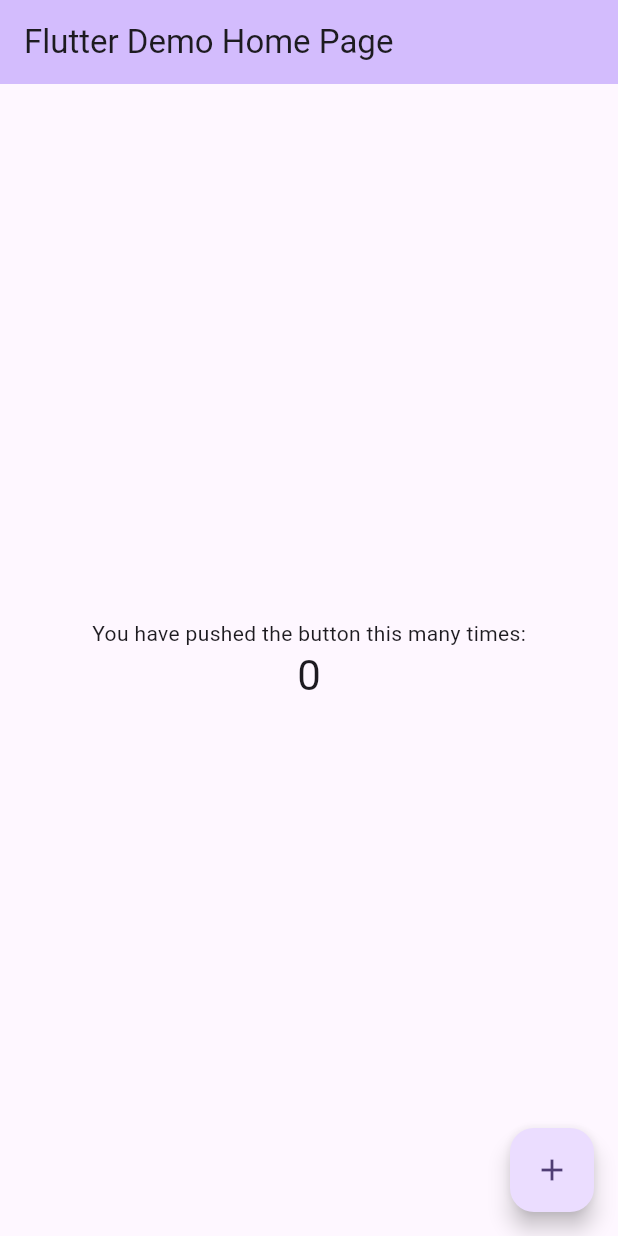
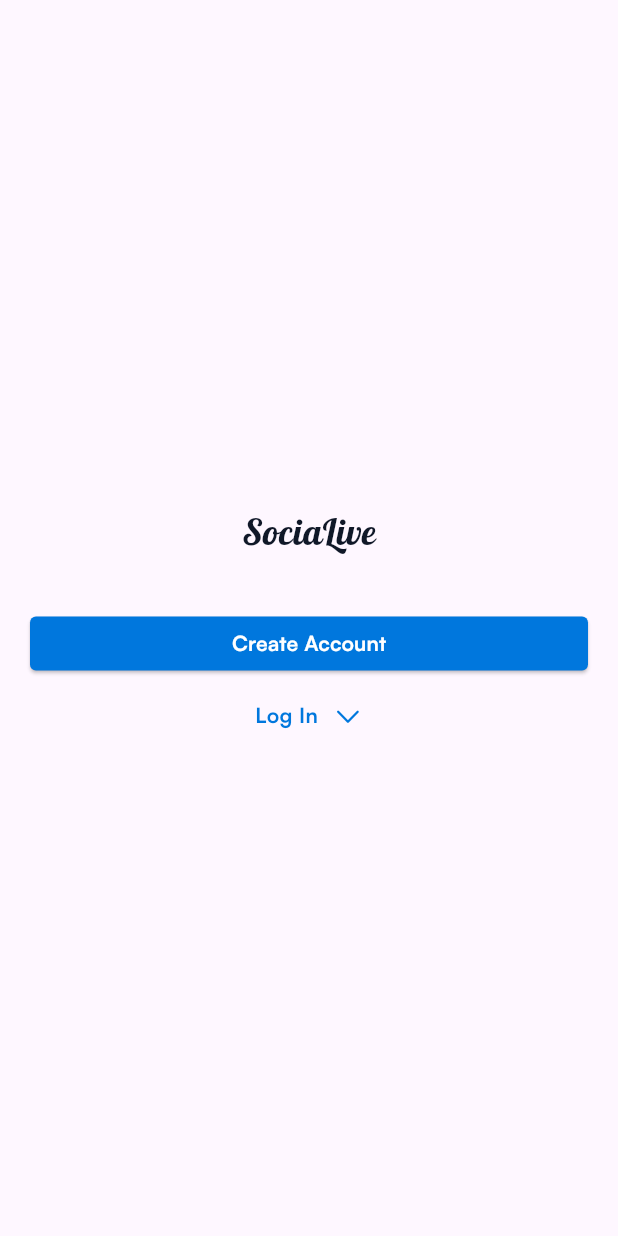
Before and after one commit to ferdoush10/snap_share_app, a Flutter app: the screen it shows after launch, on a phone screen of 412 x 824 dp. Run offline on Flutter 3.47's test engine with Material 3 defaults, Android fonts, the phone set to English and light mode, and no system bars; our stand-ins replace get, shared_preferences.

Commit message:
UI for welcome and signIn done

```diff
--- /dev/null
+++ b/lib/authentication/presentation/screens/welcome_screen.dart
@@ -0,0 +1,56 @@
+import 'package:flutter/cupertino.dart';
+import 'package:flutter/material.dart';
+import 'package:get/get.dart';
+import 'package:snap_share_app/authentication/presentation/screens/create_account_screen.dart';
+import 'package:snap_share_app/authentication/presentation/screens/sign_in_screen.dart';
+import 'package:snap_share_app/authentication/presentation/widgets/button_design.dart';
+import 'package:snap_share_app/utilities/all_colors.dart';
+import 'package:snap_share_app/utilities/styles.dart';
+
+
+class WelcomeScreen extends StatefulWidget {
+  const WelcomeScreen({super.key});
+
+  @override
+  State<WelcomeScreen> createState() => _WelcomeScreenState();
+}
+
+class _WelcomeScreenState extends State<WelcomeScreen> {
+  @override
+  Widget build(BuildContext context) {
+    return Scaffold(
+      body: Container(
+        padding: const EdgeInsets.symmetric(horizontal: 20),
+        width: MediaQuery.of(context).size.width,
+        child: Column(
+          mainAxisSize: MainAxisSize.max,
+          crossAxisAlignment: CrossAxisAlignment.center,
+          mainAxisAlignment: MainAxisAlignment.center,
+          children: [
+            Text("SociaLive",style: lobsterRegular.copyWith(fontSize: 24, color: AllColors.colorText,),),
+            const SizedBox(height: 40,),
+            ElevatedButtonWidget(title: 'Create Account', onPressedButton: (){
+              Get.to(const CreateAccountScreen());
+            }),
+            const SizedBox(height: 20,),
+            InkWell(
+              onTap: (){
+                Get.to(const SignInScreen());
+              },
+              child: Row(
+                mainAxisAlignment: MainAxisAlignment.center,
+                children: [
+                  Text("Log In",style: satoshiBold.copyWith(fontSize: 14, color: AllColors.buttonColor,),),
+                  const SizedBox(width: 10,),
+                  const Icon(CupertinoIcons.chevron_down,size: 20,color: AllColors.buttonColor,)
+
+                ],
+              ),
+            )
+
+          ],
+        ),
+      ),
+    );
+  }
+}
--- /dev/null
+++ b/lib/authentication/presentation/widgets/button_design.dart
@@ -0,0 +1,31 @@
+import 'package:flutter/material.dart';
+import 'package:snap_share_app/utilities/all_colors.dart';
+import 'package:snap_share_app/utilities/styles.dart';
+
+class ElevatedButtonWidget extends StatelessWidget {
+  final String title;
+  final VoidCallback onPressedButton;
+  const ElevatedButtonWidget({super.key, required this.title, required this.onPressedButton});
+
+
+  @override
+  Widget build(BuildContext context) {
+    return SizedBox(
+      width: MediaQuery.of(context).size.width,
+      height: 36,
+      child: ElevatedButton(onPressed: onPressedButton,
+        style: ElevatedButton.styleFrom(
+            backgroundColor: AllColors.buttonColor,
+            shape: RoundedRectangleBorder(
+              borderRadius: BorderRadius.circular(4),
+            )
+        ),
+        child: Text(title, style: satoshiBold.copyWith(
+            color: AllColors.colorWhite,
+            fontSize: 14
+        )),
+
+      ),
+    );
+  }
+}
--- /dev/null
+++ b/lib/controller/ThemeController.dart
@@ -0,0 +1,26 @@
+import 'package:get/get_state_manager/src/rx_flutter/rx_disposable.dart';
+import 'package:get/get_state_manager/src/simple/get_controllers.dart';
+import 'package:shared_preferences/shared_preferences.dart';
+
+class ThemeController extends GetxController implements GetxService {
+  final SharedPreferences sharedPreferences;
+
+  ThemeController({required this.sharedPreferences}) {
+    _loadCurrentTheme();
+  }
+
+  bool _darkTheme = true;
+
+  bool get darkTheme => _darkTheme;
+
+  void toggleTheme() {
+    _darkTheme = !_darkTheme;
+    //sharedPreferences.setBool(ShareKey.theme, _darkTheme);
+    update();
+  }
+
+  void _loadCurrentTheme() async {
+    //_darkTheme = sharedPreferences.getBool(ShareKey.theme) ?? false;
+    update();
+  }
+}
--- a/lib/main.dart
+++ b/lib/main.dart
@@ -1,8 +1,15 @@
 import 'package:flutter/material.dart';
+import 'package:get/get.dart';
+import 'package:get/get_core/src/get_main.dart';
+import 'package:get/get_navigation/src/root/get_material_app.dart';
+import 'package:get/get_navigation/src/routes/transitions_type.dart';
+import 'package:snap_share_app/authentication/presentation/screens/welcome_screen.dart';
 
-void main() {
+Future<void> main() async {
+  WidgetsFlutterBinding.ensureInitialized();
   runApp(const MyApp());
 }
+
 
 class MyApp extends StatelessWidget {
   const MyApp({super.key});
@@ -10,116 +17,11 @@ class MyApp extends StatelessWidget {
   // This widget is the root of your application.
   @override
   Widget build(BuildContext context) {
-    return MaterialApp(
-      title: 'Flutter Demo',
-      theme: ThemeData(
-        // This is the theme of your application.
-        //
-        // TRY THIS: Try running your application with "flutter run". You'll see
-        // the application has a purple toolbar. Then, without quitting the app,
-        // try changing the seedColor in the colorScheme below to Colors.green
-        // and then invoke "hot reload" (save your changes or press the "hot
-        // reload" button in a Flutter-supported IDE, or press "r" if you used
-        // the command line to start the app).
-        //
-        // Notice that the counter didn't reset back to zero; the application
-        // state is not lost during the reload. To reset the state, use hot
-        // restart instead.
-        //
-        // This works for code too, not just values: Most code changes can be
-        // tested with just a hot reload.
-        colorScheme: ColorScheme.fromSeed(seedColor: Colors.deepPurple),
-        useMaterial3: true,
-      ),
-      home: const MyHomePage(title: 'Flutter Demo Home Page'),
+    return GetMaterialApp(
+      title: 'SociaLive',
+      home: const WelcomeScreen(),
+      theme: ThemeData(),
+      debugShowCheckedModeBanner: false,
     );
   }
 }
-
-class MyHomePage extends StatefulWidget {
-  const MyHomePage({super.key, required this.title});
-
-  // This widget is the home page of your application. It is stateful, meaning
-  // that it has a State object (defined below) that contains fields that affect
-  // how it looks.
-
-  // This class is the configuration for the state. It holds the values (in this
-  // case the title) provided by the parent (in this case the App widget) and
-  // used by the build method of the State. Fields in a Widget subclass are
-  // always marked "final".
-
-  final String title;
-
-  @override
-  State<MyHomePage> createState() => _MyHomePageState();
-}
-
-class _MyHomePageState extends State<MyHomePage> {
-  int _counter = 0;
-
-  void _incrementCounter() {
-    setState(() {
-      // This call to setState tells the Flutter framework that something has
-      // changed in this State, which causes it to rerun the build method below
-      // so that the display can reflect the updated values. If we changed
-      // _counter without calling setState(), then the build method would not be
-      // called again, and so nothing would appear to happen.
-      _counter++;
-    });
-  }
-
-  @override
-  Widget build(BuildContext context) {
-    // This method is rerun every time setState is called, for instance as done
-    // by the _incrementCounter method above.
-    //
-    // The Flutter framework has been optimized to make rerunning build methods
-    // fast, so that you can just rebuild anything that needs updating rather
-    // than having to individually change instances of widgets.
-    return Scaffold(
-      appBar: AppBar(
-        // TRY THIS: Try changing the color here to a specific color (to
-        // Colors.amber, perhaps?) and trigger a hot reload to see the AppBar
-        // change color while the other colors stay the same.
-        backgroundColor: Theme.of(context).colorScheme.inversePrimary,
-        // Here we take the value from the MyHomePage object that was created by
-        // the App.build method, and use it to set our appbar title.
-        title: Text(widget.title),
-      ),
-      body: Center(
-        // Center is a layout widget. It takes a single child and positions it
-        // in the middle of the parent.
-        child: Column(
-          // Column is also a layout widget. It takes a list of children and
-          // arranges them vertically. By default, it sizes itself to fit its
-          // children horizontally, and tries to be as tall as its parent.
-          //
-          // Column has various properties to control how it sizes itself and
-          // how it positions its children. Here we use mainAxisAlignment to
-          // center the children vertically; the main axis here is the vertical
-          // axis because Columns are vertical (the cross axis would be
-          // horizontal).
-          //
-          // TRY THIS: Invoke "debug painting" (choose the "Toggle Debug Paint"
-          // action in the IDE, or press "p" in the console), to see the
-          // wireframe for each widget.
-          mainAxisAlignment: MainAxisAlignment.center,
-          children: <Widget>[
-            const Text(
-              'You have pushed the button this many times:',
-            ),
-            Text(
-              '$_counter',
-              style: Theme.of(context).textTheme.headlineMedium,
-            ),
-          ],
-        ),
-      ),
-      floatingActionButton: FloatingActionButton(
-        onPressed: _incrementCounter,
-        tooltip: 'Increment',
-        child: const Icon(Icons.add),
-      ), // This trailing comma makes auto-formatting nicer for build methods.
-    );
-  }
-}
--- /dev/null
+++ b/lib/utilities/all_colors.dart
@@ -0,0 +1,91 @@
+import 'package:flutter/material.dart';
+import 'package:get/get.dart';
+import '../../../controller/ThemeController.dart';
+
+class AllColors {
+  static Color getPrimaryColor(BuildContext context) {
+    return Get.find<ThemeController>().darkTheme
+        ? const Color(0xFF191237)
+        : const Color(0xFF191237);
+  }
+
+  static Color getGreyColor(BuildContext context) {
+    return Get.find<ThemeController>().darkTheme
+        ? const Color(0xFF6f7275)
+        : const Color(0xFF000000).withOpacity(0.5);
+  }
+
+  static Color getBackgroundColor(BuildContext context) {
+    return Get.find<ThemeController>().darkTheme
+        ? const Color(0xFF000000)
+        : const Color(0xFFFFFFFF);
+  }
+
+  static Color getSecondBgColor(BuildContext context) {
+    return Get.find<ThemeController>().darkTheme
+        ? const Color(0xFF25282B)
+        : const Color(0xFFE4E7EB);
+  }
+
+  static Color getHintColor(BuildContext context) {
+    return Get.find<ThemeController>().darkTheme
+        ? const Color(0xFF98a1ab)
+        : const Color(0xFF52575C);
+  }
+
+  static Color getTextColor(BuildContext context) {
+    return Get.find<ThemeController>().darkTheme
+        ? const Color(0xFFFFFFFF)
+        : const Color(0xFF000000);
+  }
+
+  static Color getDarkColor(BuildContext context) {
+    return Get.find<ThemeController>().darkTheme
+        ? const Color(0xFF4d5054)
+        : const Color(0xFF25282B);
+  }
+
+  static Color getWhiteColor(BuildContext context) {
+    return Get.find<ThemeController>().darkTheme
+        ? const Color(0xFFFFFFFF)
+        : const Color(0xFFFFFFFF);
+  }
+
+  static Color getCardColor(BuildContext context) {
+    return Get.find<ThemeController>().darkTheme
+        ? const Color(0xFF000000)
+        : const Color(0xffEEEEEE);
+  }
+
+  static const Color buttonColor = Color(0xFF0077DD);
+  static const Color colorWhite = Color(0xFFFFFFFF);
+  static const Color colorBackground = Color(0xFFF9F9F9);
+  static const Color colorBlueBorder = Color(0xFF6993FF);
+  static const Color colorBorder = Color(0xFFD0D5DD);
+  static const Color colorText = Color(0xFF101828);
+  static const Color colorSubtitleText = Color(0xFF98A2B3);
+  static const Color colorCheckboxBorder = Color(0xFF475467);
+
+
+
+  static const Map<int, Color> colorMap = {
+    50: Color(0x10192D6B),
+    100: Color(0x20192D6B),
+    200: Color(0x30192D6B),
+    300: Color(0x40192D6B),
+    400: Color(0x50192D6B),
+    500: Color(0x60192D6B),
+    600: Color(0x70192D6B),
+    700: Color(0x80192D6B),
+    800: Color(0x90192D6B),
+    900: Color(0xff192D6B),
+  };
+
+
+}
+
+// static const Color buttonColor = Color(0xFF0077DD);
+// static const Color colorBackground = Color(0xFFF9F9F9);
+// static const Color colorBlueBorder = Color(0xFF6993FF);
+// static const Color colorBorder = Color(0xFFD0D5DD);
+// static const Color colorText = Color(0xFF101828);
--- /dev/null
+++ b/lib/utilities/styles.dart
@@ -0,0 +1,33 @@
+import 'package:flutter/material.dart';
+
+import 'all_size.dart';
+
+const satoshiRegular = TextStyle(
+  fontFamily: 'Satoshi',
+  fontSize: AllSizes.fontSizeLarge,
+  fontWeight: FontWeight.w400,
+);
+
+const satoshiMedium = TextStyle(
+  fontFamily: 'Satoshi',
+  fontSize: AllSizes.fontSizeLarge,
+  fontWeight: FontWeight.w500,
+);
+const satoshiSemiBold = TextStyle(
+  fontFamily: 'Satoshi',
+  fontSize: AllSizes.fontSizeExtraLarge,
+  fontWeight: FontWeight.w600,
+);
+
+const satoshiBold = TextStyle(
+  fontFamily: 'Satoshi',
+  fontSize: AllSizes.fontSizeOverLarge,
+  fontWeight: FontWeight.w700,
+
+);
+
+const lobsterRegular = TextStyle(
+  fontFamily: 'Lobster',
+  fontSize: AllSizes.fontSizeLarge,
+  fontWeight: FontWeight.w400,
+);
--- /dev/null
+++ b/lib/utility/all_colors.dart
@@ -0,0 +1 @@
+// TODO Implement this library.
```
Also changed, not shown: lib/authentication/presentation/screens/create_account_screen.dart (added, +15 -0 lines), lib/authentication/presentation/screens/sign_in_screen.dart (added, +181 -0 lines), lib/utilities/all_size.dart (added, +9 -0 lines), pubspec.yaml (+18 -6 lines), assets/fonts/Lobster-Regular.ttf (added), assets/fonts/Satoshi-Bold.otf (added), assets/fonts/Satoshi-Medium.otf (added), assets/fonts/Satoshi-Regular.otf (added), lib/generated/assets.dart (added), pubspec.lock, 3 other files.
